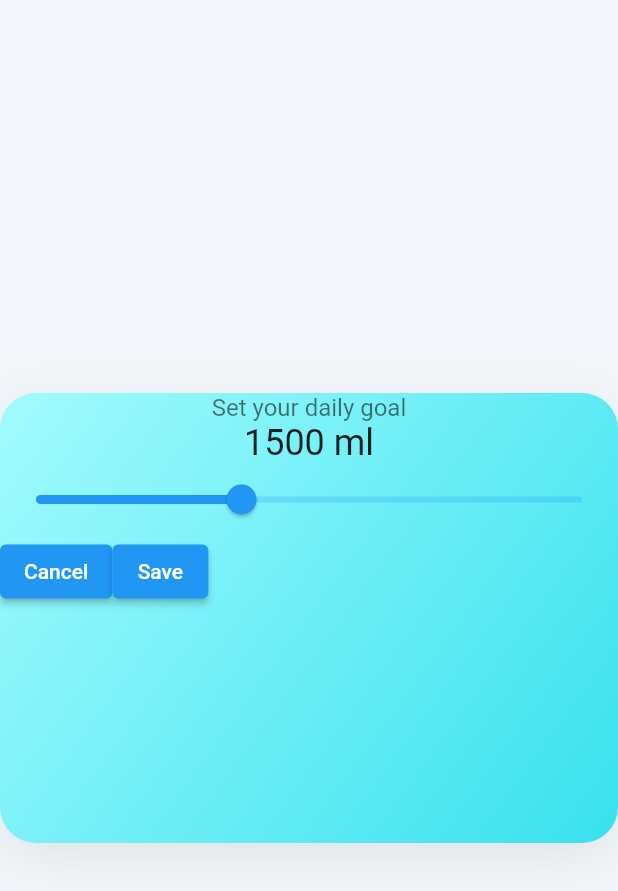
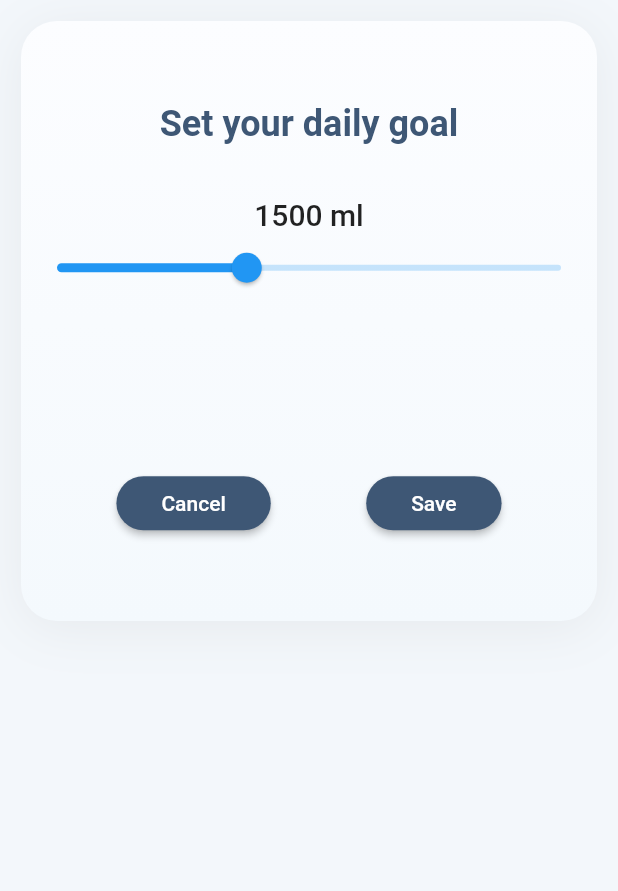
Before and after one commit to pietroventurini/hydra, a Flutter app: the SettingsTab widget shown alone on an empty page, opened directly, on a phone screen of 412 x 824 dp. Shown: the top 891 px of the screen. Run offline on Flutter 3.47's test engine with Material 2 defaults, Android fonts, the phone set to English and light mode, and no system bars; our stand-ins replace cloud_firestore, firebase_auth, firebase_core, firebase_messaging, fl_chart, flutter_svg and 1 more; accounts and stored records are empty; network calls fail; Roboto replaces fonts that are missing (Avenir).

Commit message:
UI improvements

```diff
--- a/lib/account.dart
+++ b/lib/account.dart
@@ -94,7 +94,7 @@ class AccountTab extends StatelessWidget {
                           textStyle: TextStyle(fontSize: 14, fontWeight: FontWeight.w500),
                           elevation: 2,
                           shape: StadiumBorder(),
-                          ),
+                        ),
                       ),
                       SizedBox(width: 20,),
                       ElevatedButton.icon( // logout button
--- a/lib/main.dart
+++ b/lib/main.dart
@@ -41,6 +41,10 @@ class MyApp extends StatelessWidget {
           primarySwatch: Colors.blue,
           scaffoldBackgroundColor: const Color(0xfff3f7fb),
           fontFamily: 'Avenir',
+          /*sliderTheme: SliderThemeData(
+            activeTrackColor: const Color.fromARGB(255, 62, 87, 117),
+            thumbColor: const Color.fromARGB(255, 62, 87, 117)
+          ),*/
           textTheme: TextTheme(
             headline1: TextStyle(fontSize: 24.0, fontWeight: FontWeight.w600, color: const Color.fromARGB(255, 62, 87, 117)),
             headline2: TextStyle(fontSize: 18.0, fontWeight: FontWeight.w500, color: const Color.fromARGB(255, 62, 87, 117)),
@@ -142,12 +146,6 @@ class _MainPageState extends State<MainPage> with RestorationMixin {
 
   @override
   Widget build(BuildContext context) {
-    // This method is rerun every time setState is called, for instance as done
-    // by the _incrementCounter method above.
-    //
-    // The Flutter framework has been optimized to make rerunning build methods
-    // fast, so that you can just rebuild anything that needs updating rather
-    // than having to individually change instances of widgets.
 
     final icons = List<IconData>.unmodifiable([
       Icons.home_rounded,
--- a/lib/model/records.dart
+++ b/lib/model/records.dart
@@ -33,63 +33,6 @@ class Records extends ChangeNotifier {
     this.progressMl = 0,
     required this.records
   });
-
-
-  /*Records({
-    required this.date,
-    required this.goalMl,
-    required this.progressMl,
-    required this.records,
-  });
-
-  DateTime date;
-  int goalMl;
-  int progressMl;
-  List<Record> records;*/
-
-
-  static final _records = <Record>[
-    Record(
-      id: '1',
-      title: 'Breakfast',
-      timestamp: DateTime(2021, 12, 7, 9, 11),
-      quantity: 220,
-    ),
-    Record(
-      id: '2',
-      timestamp: DateTime(2021, 12, 7, 11, 23),
-      quantity: 250,
-    ),
-    Record(
-      id: '3',
-      title: 'Lunch',
-      timestamp: DateTime(2021, 12, 7, 12, 00),
-      quantity: 500,
-    ),
-    Record(
-      id: '4',
-      title: 'Orange juice',
-      timestamp: DateTime(2021, 12, 7, 15, 55),
-      quantity: 220,
-    ),
-    Record(
-      id: '5',
-      title: 'Workout',
-      timestamp: DateTime(2021, 12, 7, 17, 30),
-      quantity: 500,
-    ),
-    Record(
-      id: '6',
-      title: 'Dinner',
-      timestamp: DateTime(2021, 12, 7, 19, 46),
-      quantity: 300,
-    ),
-    Record(
-      id: '7',
-      timestamp: DateTime(2021, 12, 7, 21, 30),
-      quantity: 220,
-    ),
-  ];
 
   //final List<Record> _records = [];
 
--- a/lib/newrecord_menu.dart
+++ b/lib/newrecord_menu.dart
@@ -184,8 +184,12 @@ class _NewRecordMenuState extends State<NewRecordMenu> {
                 ),
                 ElevatedButton(
                   style: ElevatedButton.styleFrom(
-                    textStyle: const TextStyle(fontSize: 20),
-                    minimumSize: Size(130,50)
+                    primary: Color.fromARGB(255, 62, 87, 117),
+                    padding: EdgeInsets.symmetric(horizontal: 30, vertical: 10),
+                    textStyle: TextStyle(fontSize: 20, fontWeight: FontWeight.w300),
+                    elevation: 2,
+                    shape: StadiumBorder(),
+                    minimumSize: Size(130,50),
                   ),
                   onPressed: () {
                     if (_formKey.currentState!.validate()) {
--- a/lib/screens/login/login.dart
+++ b/lib/screens/login/login.dart
@@ -17,7 +17,7 @@ class LoginPage extends StatelessWidget {
           children: <Widget>[
             Text(
               "HYDRA",
-              style: Theme.of(context).textTheme.headline2 //?.copyWith(fontWeight: FontWeight.bold),
+              style: Theme.of(context).textTheme.headline2,
             ),
             SizedBox(height: size.height * 0.05),
             SvgPicture.asset(
--- a/lib/settings.dart
+++ b/lib/settings.dart
@@ -28,18 +28,16 @@ class _SettingsTabState extends State<SettingsTab> {
     final goalMlSlider = Container(
       child: Column(
         children: [
-          Text(
+          Padding(
+            padding: const EdgeInsets.only(bottom: 35.0),
+            child: Text(
               "Set your daily goal",
-            style: TextStyle(
-              fontFamily: 'Avenir',
-              fontSize: 16,
-              color: Colors.black54,
-              fontWeight: FontWeight.w400,
+              style: Theme.of(context).textTheme.headline1,
             ),
           ),
           Text(
-            _goalMl.toInt().toString() + " ml",
-            style: Theme.of(context).textTheme.headline5
+            "${_goalMl.toInt().toString()} ml",
+            style: Theme.of(context).textTheme.headline6
           ),
           Slider(
             min: 0,
@@ -55,6 +53,13 @@ class _SettingsTabState extends State<SettingsTab> {
     );
 
     final cancelBtn = ElevatedButton(
+      style: ElevatedButton.styleFrom(
+        primary: Color.fromARGB(255, 62, 87, 117),
+        padding: EdgeInsets.symmetric(horizontal: 30, vertical: 10),
+        textStyle: TextStyle(fontSize: 14, fontWeight: FontWeight.w500),
+        elevation: 2,
+        shape: StadiumBorder(),
+      ),
       onPressed: () {
         Navigator.pop(context, {"dailyGoalUpdated" : false});
       },
@@ -62,6 +67,13 @@ class _SettingsTabState extends State<SettingsTab> {
     );
 
     final saveBtn = ElevatedButton(
+      style: ElevatedButton.styleFrom(
+        primary: Color.fromARGB(255, 62, 87, 117),
+        padding: EdgeInsets.symmetric(horizontal: 30, vertical: 10),
+        textStyle: TextStyle(fontSize: 14, fontWeight: FontWeight.w500),
+        elevation: 2,
+        shape: StadiumBorder(),
+        ),
       onPressed: () {
         const successSnackBar = SnackBar(
           content: Text('Goal Updated'),
@@ -87,19 +99,23 @@ class _SettingsTabState extends State<SettingsTab> {
     );
 
     final buttons = Row(
+      mainAxisAlignment: MainAxisAlignment.spaceEvenly,
       children: [
         cancelBtn,
         saveBtn
       ],
     );
 
-    return Center(
+    return SafeArea(
       child: Container(
-          height: 300,
+        margin: EdgeInsets.all(14.0),
+        height: 400,
         width: double.infinity,
-          decoration: Decorations.cardDecoration,
+        decoration: Decorations.getCardDecoration(gradient: Decorations.whiteLinearGradient),
         child: Center(
           child: Column(
+            mainAxisAlignment: MainAxisAlignment.spaceAround,
+            crossAxisAlignment: CrossAxisAlignment.center,
             children: [
               goalMlSlider,
               buttons
--- a/lib/stats.dart
+++ b/lib/stats.dart
@@ -39,6 +39,7 @@ class _StatsTabState extends State<StatsTab> {
                   mainAxisAlignment: MainAxisAlignment.start,
                   children: <Widget>[
                     ChartCard(),
+                    DatePicked(),
                     HistoryListContainer(),
                   ],
                 ),
@@ -51,6 +52,24 @@ class _StatsTabState extends State<StatsTab> {
       ),
     );
 
+  }
+}
+
+class DatePicked extends StatelessWidget {
+    const DatePicked({Key? key}) : super(key: key);
+
+  @override
+  Widget build(BuildContext context) {
+    return Padding(
+      padding: const EdgeInsets.only(top: 8.0, bottom: 8.0, right: 24.0),
+      child: Align(
+        alignment: Alignment.centerRight,
+        child: Text(
+          CustomDateUtils.formatMonthDay(Provider.of<WeeklyHistory>(context).date),
+          style: Theme.of(context).textTheme.headline3,
+        ),
+      ),
+    );
   }
 }
 
@@ -262,8 +281,6 @@ class WeekController extends StatelessWidget{
       Repository(FirebaseFirestore.instance).weeklyHistoryFromDate(picked)
         .then((newHistory) => Provider.of<WeeklyHistory>(context, listen:false).updateWeeklyHistory(newHistory))
         .catchError((error) => print("houston, we have a problem:" + error));
-        // ATTUALE PROBLEMA: UPDATE WEEKLY HISTORY NON AGGIORNA GLI ALTRI WEEKLY HISTORY
-        // PROBABILMENTE È colpa di future provider (che non viene aggiornato)
 
       //Provider.of<StatsDate>(context, listen: false).date = picked;
     }
--- a/lib/util/date_utils.dart
+++ b/lib/util/date_utils.dart
@@ -24,4 +24,9 @@ class CustomDateUtils {
     DateFormat formatter = DateFormat('MMMd');
     return formatter.format(startOfWeek(date)) + ' - ' + formatter.format(endOfWeek(date));
   }
+
+  static String formatMonthDay(DateTime date) {
+    DateFormat formatter = DateFormat('MMMd');
+    return formatter.format(date);
+  }
 }
```
Also changed, not shown: lib/database/repository.dart (+2 -12 lines). Lines whose indentation alone changed are shown as unchanged.
